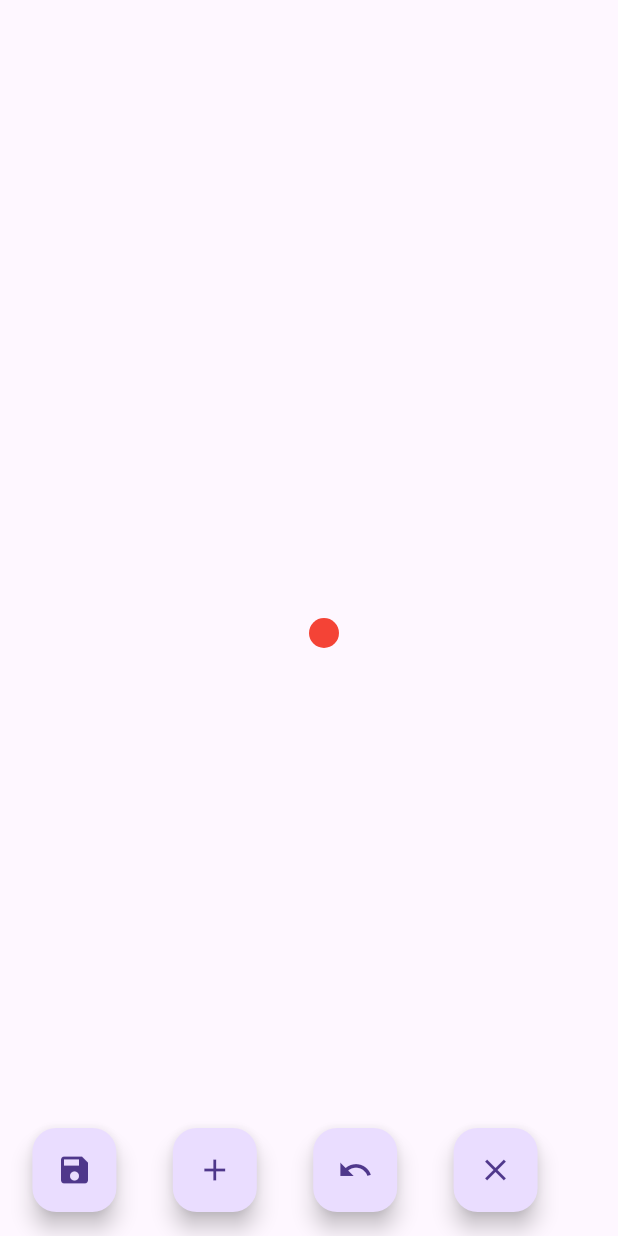
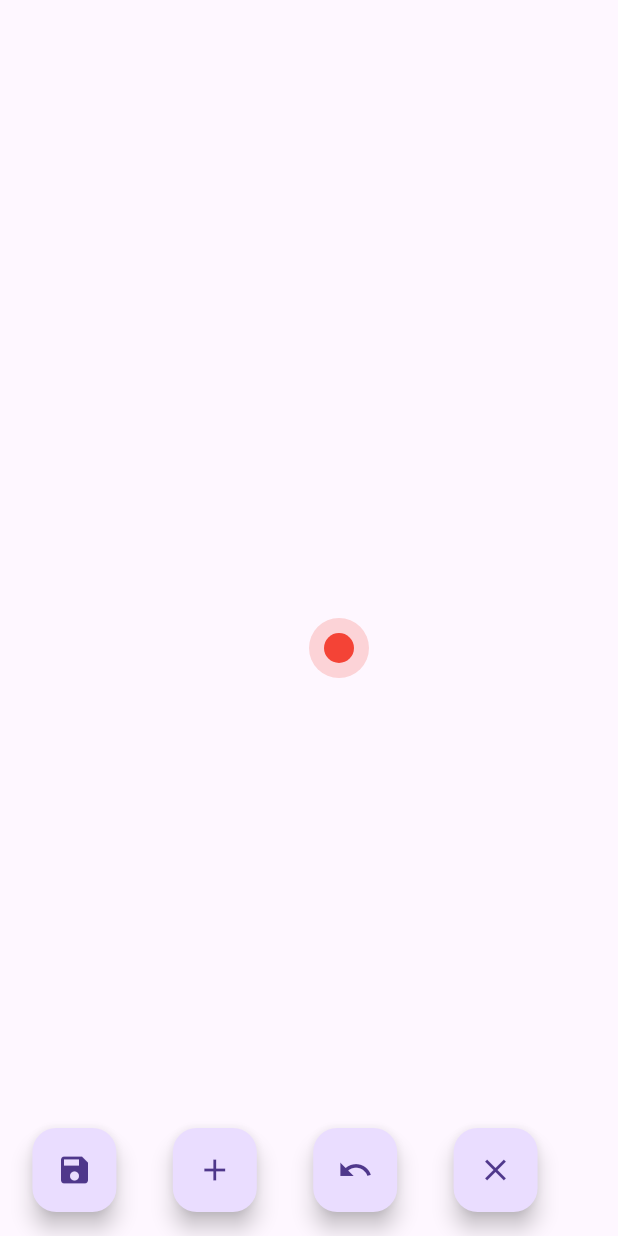
Before and after one commit to Arthurlima544/real_size_measure, a Flutter app: the screen it shows after launch, after a tap on the "add" icon, on a phone screen of 412 x 824 dp. Run offline on Flutter 3.47's test engine with Material 3 defaults, Android fonts, the phone set to English and light mode, and no system bars; our stand-ins replace bloc, equatable, flutter_bloc.

Commit message:
fix point size for touching

```diff
--- a/lib/helper/widgets/point_widget.dart
+++ b/lib/helper/widgets/point_widget.dart
@@ -3,6 +3,7 @@ import 'package:flutter/widgets.dart';
 import 'package:flutter_bloc/flutter_bloc.dart';
 import 'package:real_size_measure/helper/classes/point.dart';
 import 'package:real_size_measure/helper/widgets/bloc/real_size_measure_bloc.dart';
+import 'package:real_size_measure/real_size_measure.dart';
 
 /// This widget print out a Point on Screen and allow the user to move it.
 class PointWidget extends StatefulWidget {
@@ -29,10 +30,8 @@ class _PointWidgetState extends State<PointWidget> {
         final pointPosition = state.points
             .firstWhere((element) => element.id == widget.point.id)
             .pointOffset;
-        return Positioned(
-          top: pointPosition.dy,
-          left: pointPosition.dx,
-          child: GestureDetector(
+
+        return GestureDetector(
           onPanUpdate: (details) {
             BlocProvider.of<RealSizeMeasureBloc>(context).add(
               ChangePointPosition(
@@ -41,14 +40,35 @@ class _PointWidgetState extends State<PointWidget> {
               ),
             );
           },
+          child: Stack(
+            children: [
+              // Bola maior com opacidade 0.2
+              Positioned(
+                top: pointPosition.dy,
+                left: pointPosition.dx,
+                child: Container(
+                  height: widget.pointSize.height * 2,
+                  width: widget.pointSize.width * 2,
+                  decoration: BoxDecoration(
+                    shape: BoxShape.circle,
+                    color: widget.color.withOpacity(0.2),
+                  ),
+                ),
+              ),
+              // Bola menor com opacidade 1
+              Positioned(
+                top: pointPosition.dy + widget.pointSize.height / 2,
+                left: pointPosition.dx + widget.pointSize.width / 2,
                 child: Container(
                   height: widget.pointSize.height,
                   width: widget.pointSize.width,
                   decoration: BoxDecoration(
                     shape: BoxShape.circle,
-                color: widget.color,
+                    color: widget.color.withOpacity(1),
                   ),
                 ),
+              ),
+            ],
           ),
         );
       },
```
Also changed, not shown: lib/helper/widgets/points_and_straight.dart (+34 -19 lines). Lines whose indentation alone changed are shown as unchanged.
